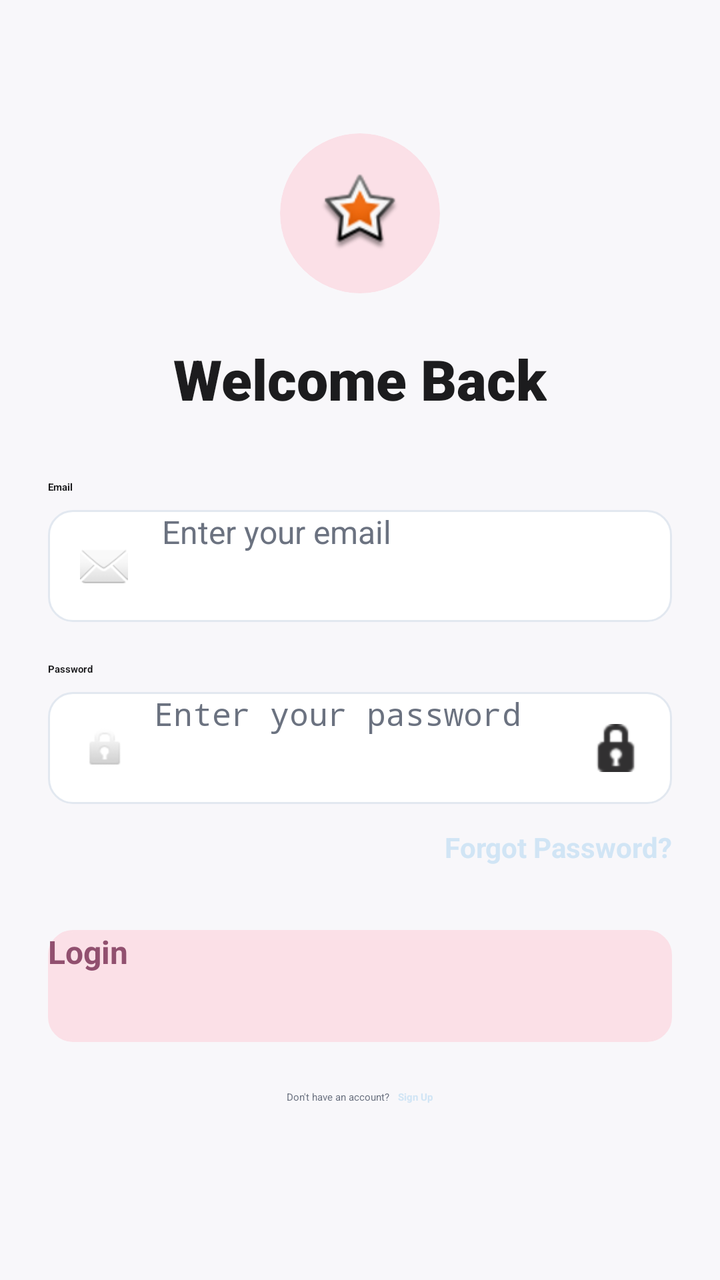
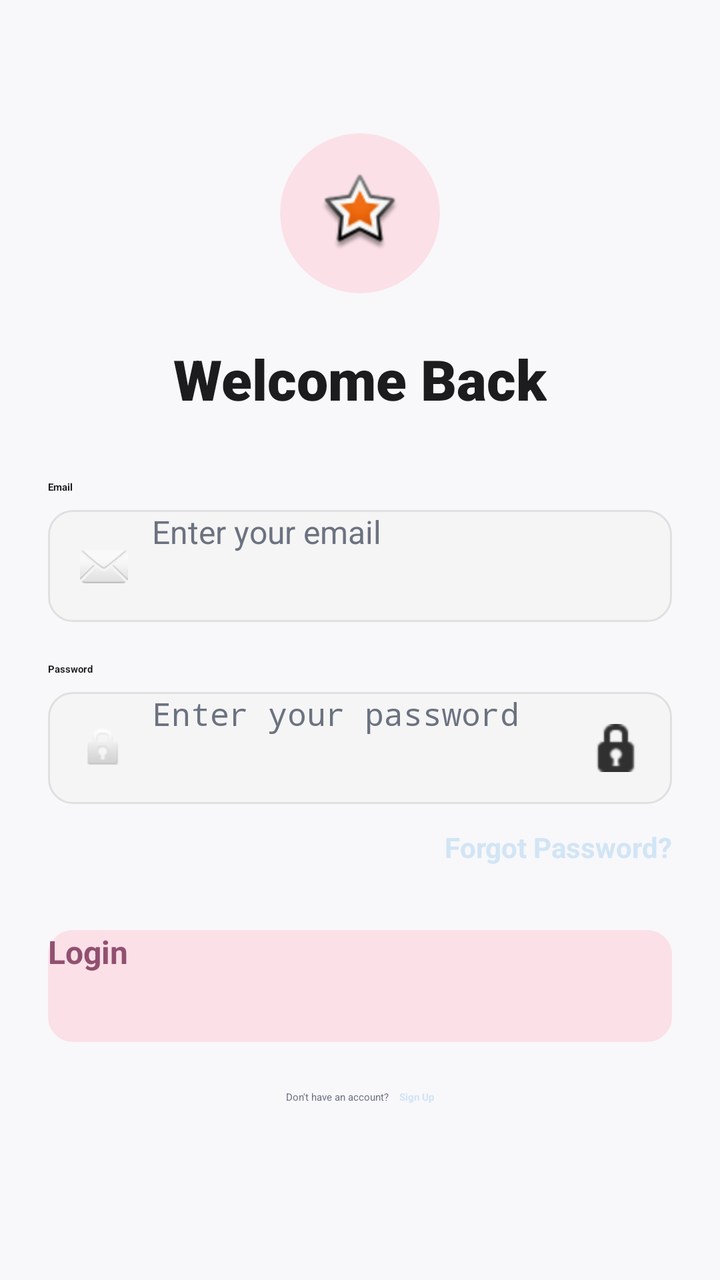

An Android layout rendered at two revisions. The XML below is the earlier revision; the diff shows what the commit changed to produce the second picture.
<!-- AndroidManifest.xml: application theme Theme.App.Starting -->
<!-- res/layout/login_fragment.xml -->
<?xml version="1.0" encoding="utf-8"?>
<androidx.constraintlayout.widget.ConstraintLayout xmlns:android="http://schemas.android.com/apk/res/android"
    xmlns:app="http://schemas.android.com/apk/res-auto"
    android:layout_width="match_parent"
    android:layout_height="match_parent"
    android:background="@color/background_light"
    android:padding="24dp">

    <LinearLayout
        android:layout_width="match_parent"
        android:layout_height="wrap_content"
        android:orientation="vertical"
        android:gravity="center_horizontal"
        app:layout_constraintBottom_toBottomOf="parent"
        app:layout_constraintTop_toTopOf="parent"
        app:layout_constraintVertical_bias="0.4">

        <androidx.cardview.widget.CardView
            android:layout_width="80dp"
            android:layout_height="80dp"
            app:cardCornerRadius="40dp"
            app:cardElevation="0dp"
            app:cardBackgroundColor="@color/baby_pink">

            <ImageView
                android:layout_width="match_parent"
                android:layout_height="match_parent"
                android:padding="20dp"
                android:src="@android:drawable/star_big_on"
                app:tint="#91506F"/>
        </androidx.cardview.widget.CardView>

        <TextView
            android:layout_width="wrap_content"
            android:layout_height="wrap_content"
            android:layout_marginTop="24dp"
            android:fontFamily="sans-serif-black"
            android:text="@string/welcome_back"
            android:textColor="@color/text_primary"
            android:textSize="28sp" />

        <LinearLayout
            android:layout_width="match_parent"
            android:layout_height="wrap_content"
            android:orientation="vertical"
            android:layout_marginTop="32dp">

            <TextView
                android:layout_width="wrap_content"
                android:layout_height="wrap_content"
                android:text="@string/email"
                android:textColor="@color/text_primary"
                android:textStyle="bold"
                android:layout_marginBottom="8dp"/>

            <LinearLayout
                android:layout_width="match_parent"
                android:layout_height="56dp"
                android:background="@drawable/bg_input_field"
                android:gravity="center_vertical"
                android:orientation="horizontal"
                android:paddingHorizontal="16dp">

                <ImageView
                    android:layout_width="24dp"
                    android:layout_height="24dp"
                    android:layout_marginEnd="12dp"
                    android:src="@android:drawable/ic_dialog_email"
                    app:tint="@color/text_secondary" />

                <EditText
                    android:id="@+id/loginTextView"
                    android:layout_width="match_parent"
                    android:layout_height="match_parent"
                    android:background="@null"
                    android:paddingStart="5sp"
                    android:hint="@string/enter_your_email"
                    android:inputType="textEmailAddress"
                    android:textColor="@color/text_primary"
                    android:textColorHint="@color/text_secondary"
                    android:textSize="16sp" />
            </LinearLayout>

            <TextView
                android:layout_width="wrap_content"
                android:layout_height="wrap_content"
                android:text="@string/password"
                android:textColor="@color/text_primary"
                android:textStyle="bold"
                android:layout_marginTop="20dp"
                android:layout_marginBottom="8dp"/>

            <LinearLayout
                android:layout_width="match_parent"
                android:layout_height="56dp"
                android:paddingStart="5sp"
                android:background="@drawable/bg_input_field"
                android:gravity="center_vertical"
                android:orientation="horizontal"
                android:paddingHorizontal="16dp">

                <ImageView
                    android:layout_width="24dp"
                    android:layout_height="24dp"
                    android:layout_marginEnd="12dp"
                    android:layout_marginStart="12sp"
                    android:src="@android:drawable/ic_lock_idle_lock"
                    app:tint="@color/text_secondary" />

                <EditText
                    android:id="@+id/passwordTextView"
                    android:layout_width="0dp"
                    android:layout_height="match_parent"
                    android:layout_weight="1"
                    android:background="@null"
                    android:hint="@string/enter_your_password"
                    android:inputType="textPassword"
                    android:textColor="@color/text_primary"
                    android:textColorHint="@color/text_secondary"
                    android:textSize="16sp" />

                <ImageView
                    android:layout_width="24dp"
                    android:layout_height="24dp"
                    android:src="@android:drawable/ic_secure"
                    app:tint="@color/text_secondary" />
            </LinearLayout>

            <TextView
                android:id="@+id/btn_forgot_password"
                android:layout_width="wrap_content"
                android:layout_height="wrap_content"
                android:layout_gravity="end"
                android:layout_marginTop="12dp"
                android:text="@string/forgot_password"
                android:textColor="@color/light_blue"
                android:textStyle="bold"
                android:textSize="14sp"/>

        </LinearLayout>

        <androidx.appcompat.widget.AppCompatButton
            android:id="@+id/btn_login"
            android:layout_width="match_parent"
            android:layout_height="56dp"
            android:layout_marginTop="32dp"
            android:background="@drawable/bg_input_field"
            android:backgroundTint="@color/baby_pink"
            android:text="@string/login"
            android:textAllCaps="false"
            android:textColor="#91506F"
            android:textStyle="bold"
            android:textSize="16sp"/>

        <LinearLayout
            android:layout_width="wrap_content"
            android:layout_height="wrap_content"
            android:layout_marginTop="24dp"
            android:orientation="horizontal">

            <TextView
                android:layout_width="wrap_content"
                android:layout_height="wrap_content"
                android:text="@string/don_t_have_an_account"
                android:textColor="@color/text_secondary"/>

            <TextView
                android:id="@+id/tv_sign_up"
                android:layout_width="wrap_content"
                android:layout_height="wrap_content"
                android:text="@string/sign_up"
                android:textStyle="bold"
                android:textColor="@color/light_blue"
                android:layout_marginStart="4dp"/>
        </LinearLayout>

    </LinearLayout>

</androidx.constraintlayout.widget.ConstraintLayout>
<!-- resources referenced by this layout -->
<resources>
  <color name="baby_pink">#FBE0E7</color>
  <color name="background_light">#F8F7FA</color>
  <color name="light_blue">#D1E5F5</color>
  <color name="text_primary">#1C1C1E</color>
  <color name="text_secondary">#6B7280</color>
  <!-- drawable bg_input_field (drawable) -->
  <?xml version="1.0" encoding="utf-8"?>
  <shape xmlns:android="http://schemas.android.com/apk/res/android" android:shape="rectangle">
      <solid android:color="@color/white"/>
      <corners android:radius="12dp"/>
      <stroke android:width="1dp" android:color="#E2E8F0"/> </shape>
  <string name="don_t_have_an_account">Don\'t have an account?</string>
  <string name="email" translatable="false">Email</string>
  <string name="enter_your_email">Enter your email</string>
  <string name="enter_your_password">Enter your password</string>
  <string name="forgot_password">Forgot Password?</string>
  <string name="login">Login</string>
  <string name="password">Password</string>
  <string name="sign_up">Sign Up</string>
  <string name="welcome_back">Welcome Back</string>
  <style name="Theme.App.Starting" parent="Theme.SplashScreen">
          <item name="windowSplashScreenBackground">@android:color/white</item>
  
          <item name="windowSplashScreenAnimatedIcon">@drawable/splash_icon</item>
          <item name="windowSplashScreenAnimationDuration">1000</item>
  
          <item name="postSplashScreenTheme">@style/Theme.OurMemories</item>
      </style>
  <color name="white">#FFFFFF</color>
  <!-- drawable splash_icon: png bitmap (drawable, 316944 bytes) -->
  <style name="Theme.OurMemories" parent="Base.Theme.OurMemories" />
  <style name="Base.Theme.OurMemories" parent="Theme.Material3.DayNight.NoActionBar" />
</resources>

<!-- the commit's change to res/layout/login_fragment.xml (unified diff, before → after) -->
@@ -6,30 +6,33 @@
     android:background="@color/background_light"
     android:padding="24dp">
 
+    
     <LinearLayout
         android:layout_width="match_parent"
         android:layout_height="wrap_content"
+        android:gravity="center_horizontal"
         android:orientation="vertical"
-        android:gravity="center_horizontal"
         app:layout_constraintBottom_toBottomOf="parent"
         app:layout_constraintTop_toTopOf="parent"
         app:layout_constraintVertical_bias="0.4">
 
+        
         <androidx.cardview.widget.CardView
             android:layout_width="80dp"
             android:layout_height="80dp"
+            app:cardBackgroundColor="@color/baby_pink"
             app:cardCornerRadius="40dp"
-            app:cardElevation="0dp"
-            app:cardBackgroundColor="@color/baby_pink">
+            app:cardElevation="0dp">
 
             <ImageView
                 android:layout_width="match_parent"
                 android:layout_height="match_parent"
                 android:padding="20dp"
                 android:src="@android:drawable/star_big_on"
-                app:tint="#91506F"/>
+                app:tint="#91506F" />
         </androidx.cardview.widget.CardView>
 
+        
         <TextView
             android:layout_width="wrap_content"
             android:layout_height="wrap_content"
@@ -39,19 +42,21 @@
             android:textColor="@color/text_primary"
             android:textSize="28sp" />
 
+        
         <LinearLayout
             android:layout_width="match_parent"
             android:layout_height="wrap_content"
-            android:orientation="vertical"
-            android:layout_marginTop="32dp">
+            android:layout_marginTop="32dp"
+            android:orientation="vertical">
 
+            
             <TextView
                 android:layout_width="wrap_content"
                 android:layout_height="wrap_content"
+                android:layout_marginBottom="8dp"
                 android:text="@string/email"
                 android:textColor="@color/text_primary"
-                android:textStyle="bold"
-                android:layout_marginBottom="8dp"/>
+                android:textStyle="bold" />
 
             <LinearLayout
                 android:layout_width="match_parent"
@@ -73,7 +78,6 @@
                     android:layout_width="match_parent"
                     android:layout_height="match_parent"
                     android:background="@null"
-                    android:paddingStart="5sp"
                     android:hint="@string/enter_your_email"
                     android:inputType="textEmailAddress"
                     android:textColor="@color/text_primary"
@@ -81,19 +85,19 @@
                     android:textSize="16sp" />
             </LinearLayout>
 
+            
             <TextView
                 android:layout_width="wrap_content"
                 android:layout_height="wrap_content"
+                android:layout_marginTop="20dp"
+                android:layout_marginBottom="8dp"
                 android:text="@string/password"
                 android:textColor="@color/text_primary"
-                android:textStyle="bold"
-                android:layout_marginTop="20dp"
-                android:layout_marginBottom="8dp"/>
+                android:textStyle="bold" />
 
             <LinearLayout
                 android:layout_width="match_parent"
                 android:layout_height="56dp"
-                android:paddingStart="5sp"
                 android:background="@drawable/bg_input_field"
                 android:gravity="center_vertical"
                 android:orientation="horizontal"
@@ -103,7 +107,6 @@
                     android:layout_width="24dp"
                     android:layout_height="24dp"
                     android:layout_marginEnd="12dp"
-                    android:layout_marginStart="12sp"
                     android:src="@android:drawable/ic_lock_idle_lock"
                     app:tint="@color/text_secondary" />
 
@@ -134,24 +137,40 @@
                 android:layout_marginTop="12dp"
                 android:text="@string/forgot_password"
                 android:textColor="@color/light_blue"
-                android:textStyle="bold"
-                android:textSize="14sp"/>
+                android:textSize="14sp"
+                android:textStyle="bold" />
 
         </LinearLayout>
 
-        <androidx.appcompat.widget.AppCompatButton
-            android:id="@+id/btn_login"
+        
+        <FrameLayout
             android:layout_width="match_parent"
-            android:layout_height="56dp"
-            android:layout_marginTop="32dp"
-            android:background="@drawable/bg_input_field"
-            android:backgroundTint="@color/baby_pink"
-            android:text="@string/login"
-            android:textAllCaps="false"
-            android:textColor="#91506F"
-            android:textStyle="bold"
-            android:textSize="16sp"/>
+            android:layout_height="wrap_content"
+            android:layout_marginTop="32dp">
 
+            <androidx.appcompat.widget.AppCompatButton
+                android:id="@+id/btn_login"
+                android:layout_width="match_parent"
+                android:layout_height="56dp"
+                android:background="@drawable/bg_input_field"
+                android:backgroundTint="@color/baby_pink"
+                android:text="@string/login"
+                android:textAllCaps="false"
+                android:textColor="#91506F"
+                android:textSize="16sp"
+                android:textStyle="bold" />
+
+            <ProgressBar
+                android:id="@+id/progressBar"
+                android:layout_width="wrap_content"
+                android:layout_height="wrap_content"
+                android:layout_gravity="center"
+                android:elevation="4dp"
+                android:indeterminateTint="#91506F"
+                android:visibility="gone" />
+        </FrameLayout>
+
+        
         <LinearLayout
             android:layout_width="wrap_content"
             android:layout_height="wrap_content"
@@ -162,16 +181,16 @@
                 android:layout_width="wrap_content"
                 android:layout_height="wrap_content"
                 android:text="@string/don_t_have_an_account"
-                android:textColor="@color/text_secondary"/>
+                android:textColor="@color/text_secondary" />
 
             <TextView
                 android:id="@+id/tv_sign_up"
                 android:layout_width="wrap_content"
                 android:layout_height="wrap_content"
+                android:layout_marginStart="5sp"
                 android:text="@string/sign_up"
-                android:textStyle="bold"
                 android:textColor="@color/light_blue"
-                android:layout_marginStart="4dp"/>
+                android:textStyle="bold" />
         </LinearLayout>
 
     </LinearLayout>
<!-- resource entries referenced after the edit -->
@@ -7,10 +7,16 @@
   <color name="text_secondary">#6B7280</color>
   <!-- drawable bg_input_field (drawable) -->
   <?xml version="1.0" encoding="utf-8"?>
-  <shape xmlns:android="http://schemas.android.com/apk/res/android" android:shape="rectangle">
-      <solid android:color="@color/white"/>
-      <corners android:radius="12dp"/>
-      <stroke android:width="1dp" android:color="#E2E8F0"/> </shape>
+  <shape xmlns:android="http://schemas.android.com/apk/res/android">
+  
+      <solid android:color="#F5F5F5" />
+  
+      <corners android:radius="12dp" />
+  
+      <stroke
+          android:width="1dp"
+          android:color="#E0E0E0" />
+  </shape>
   <string name="don_t_have_an_account">Don\'t have an account?</string>
   <string name="email" translatable="false">Email</string>
   <string name="enter_your_email">Enter your email</string>
@@ -28,7 +34,6 @@
   
           <item name="postSplashScreenTheme">@style/Theme.OurMemories</item>
       </style>
-  <color name="white">#FFFFFF</color>
   <!-- drawable splash_icon: png bitmap (drawable, 316944 bytes) -->
   <style name="Theme.OurMemories" parent="Base.Theme.OurMemories" />
   <style name="Base.Theme.OurMemories" parent="Theme.Material3.DayNight.NoActionBar" />
